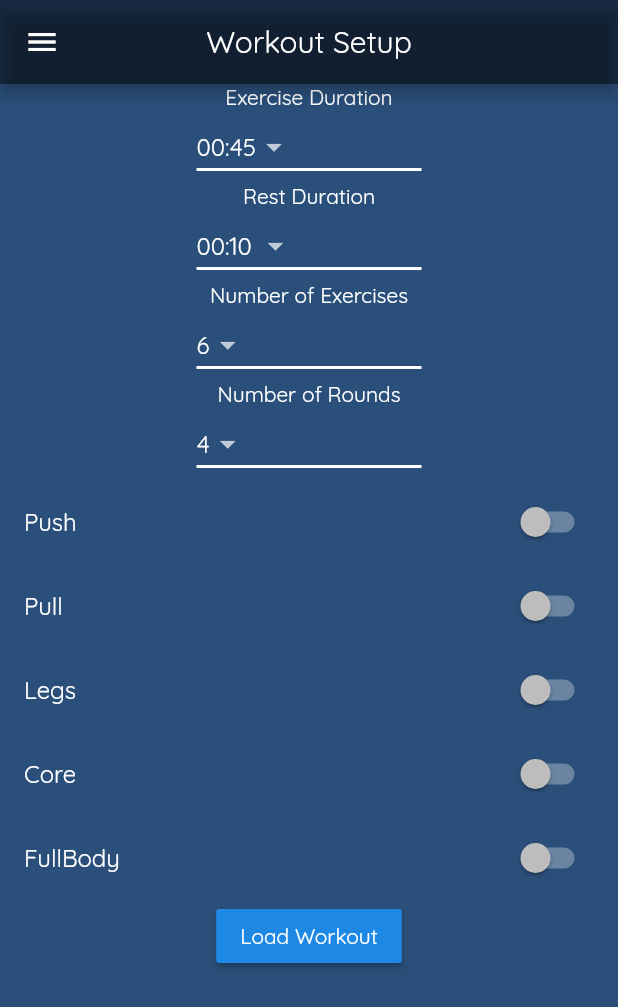
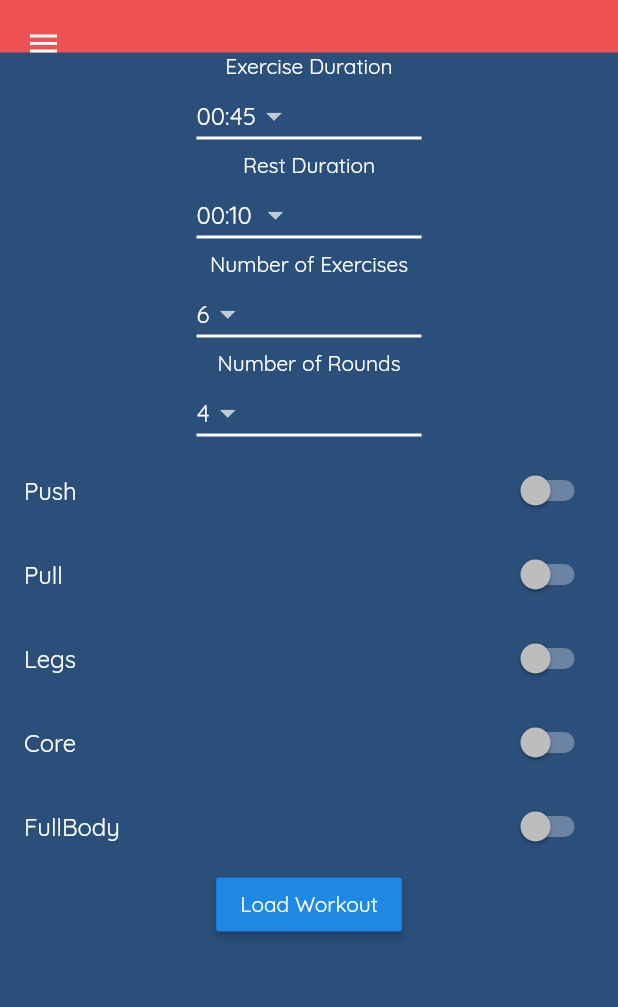
Before and after one commit to mr-scott-jordan/workout-app, a Flutter app: the WorkoutSetupPage screen opened by its route, on a phone screen of 412 x 824 dp. Shown: the top 1007 px of the screen. Run offline on Flutter 3.47's test engine with Material 2 defaults, Android fonts, the phone set to English and light mode, and no system bars; missing offline and left inert: countdown_flutter.

Commit message:
added custom drawer animation to workout_setup_page
added the custom drawer animation to the workout_setup_page

```diff
--- a/lib/pages/workout_setup_page.dart
+++ b/lib/pages/workout_setup_page.dart
@@ -17,7 +17,10 @@ class WorkoutSetupPage extends StatefulWidget {
   _WorkoutSetupPageState createState() => _WorkoutSetupPageState();
 }
 
-class _WorkoutSetupPageState extends State<WorkoutSetupPage> {
+class _WorkoutSetupPageState extends State<WorkoutSetupPage>
+    with SingleTickerProviderStateMixin {
+  AnimationController _animationController;
+
   String _exerciseDuration;
   String _restDuration;
   String _numberOfExercises;
@@ -62,6 +65,8 @@ class _WorkoutSetupPageState extends State<WorkoutSetupPage> {
 
   @override
   void initState() {
+    _animationController =
+        AnimationController(vsync: this, duration: Duration(milliseconds: 300));
     _exerciseDuration = '00:45';
     _restDuration = '00:10';
     _numberOfExercises = '6';
@@ -74,17 +79,62 @@ class _WorkoutSetupPageState extends State<WorkoutSetupPage> {
     super.initState();
   }
 
+  _toggleAnimation() {
+    _animationController.isDismissed
+        ? _animationController.forward()
+        : _animationController.reverse();
+  }
+
+  @override
+  void dispose() {
+    _animationController.dispose();
+    super.dispose();
+  }
+
   @override
   Widget build(BuildContext context) {
+    final rightSlide = MediaQuery.of(context).size.width * 0.6;
     var minutes;
     var seconds;
-    return Scaffold(
-      appBar: AppBar(
-        backgroundColor: Theme.of(context).accentColor,
-        centerTitle: true,
-        title: Text('Workout Setup'),
+    return AnimatedBuilder(
+      animation: _animationController,
+      builder: (context, child) {
+        double slide = rightSlide * _animationController.value;
+        double scale = 1 - (_animationController.value * 0.3);
+        return Stack(
+          children: [
+            Scaffold(
+              backgroundColor: const Color(0xff22a6b3),
+              body: PrimaryDrawer(),
             ),
-      drawer: PrimaryDrawer(),
+            Transform(
+              transform: Matrix4.identity()
+                ..translate(slide)
+                ..scale(scale),
+              alignment: Alignment.center,
+              child: Scaffold(
+                appBar: PreferredSize(
+                  preferredSize: Size.fromHeight(35),
+                  child: Container(
+                    color: const Color(0xffee5253),
+                    child: Padding(
+                      padding: const EdgeInsets.fromLTRB(5, 5, 5, 5),
+                      child: Column(
+                        crossAxisAlignment: CrossAxisAlignment.start,
+                        mainAxisAlignment: MainAxisAlignment.start,
+                        children: [
+                          IconButton(
+                            onPressed: () => _toggleAnimation(),
+                            icon: AnimatedIcon(
+                              icon: AnimatedIcons.menu_close,
+                              progress: _animationController,
+                            ),
+                          ),
+                        ],
+                      ),
+                    ),
+                  ),
+                ),
                 body: SingleChildScrollView(
                   child: Container(
                     width: double.infinity,
@@ -103,8 +153,10 @@ class _WorkoutSetupPageState extends State<WorkoutSetupPage> {
                           (newValue) {
                             setState(() {
                               _exerciseDuration = newValue;
-                    minutes = int.parse(_exerciseDuration.split(':')[0]);
-                    seconds = int.parse(_exerciseDuration.split(':')[1]);
+                              minutes =
+                                  int.parse(_exerciseDuration.split(':')[0]);
+                              seconds =
+                                  int.parse(_exerciseDuration.split(':')[1]);
                               widget.workout.exerciseDuration =
                                   Duration(minutes: minutes, seconds: seconds);
                             });
@@ -158,7 +210,8 @@ class _WorkoutSetupPageState extends State<WorkoutSetupPage> {
                           (newValue) {
                             setState(() {
                               _numberOfRounds = newValue;
-                    widget.workout.numOfRounds = int.parse(_numberOfRounds);
+                              widget.workout.numOfRounds =
+                                  int.parse(_numberOfRounds);
                             });
                           },
                         ),
@@ -235,6 +288,11 @@ class _WorkoutSetupPageState extends State<WorkoutSetupPage> {
                     ),
                   ),
                 ),
+              ),
+            ),
+          ],
+        );
+      },
     );
   }
 }
```
Lines whose indentation alone changed are shown as unchanged.
